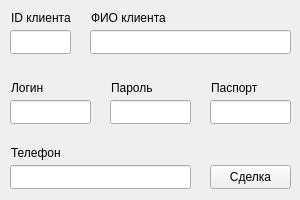
mxrpheus6/bsuirLabs, file 3sem/ПнаЯВУ/KURSOVOI/kursovoi/makedeal.ui: the form before one commit.
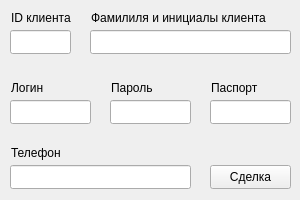
The form after the commit.

Diff of the .ui file:
```diff
--- a/3sem/ПнаЯВУ/KURSOVOI/kursovoi/makedeal.ui
+++ b/3sem/ПнаЯВУ/KURSOVOI/kursovoi/makedeal.ui
@@ -41,12 +41,12 @@
     <rect>
      <x>91</x>
      <y>10</y>
-     <width>81</width>
+     <width>181</width>
      <height>16</height>
     </rect>
    </property>
    <property name="text">
-    <string>ФИО клиента</string>
+    <string>Фамилиля и инициалы клиента</string>
    </property>
   </widget>
   <widget class="QLineEdit" name="lineEdit_name">
```
Left out of the diff: 3 changed lines with no effect on the pictures.
